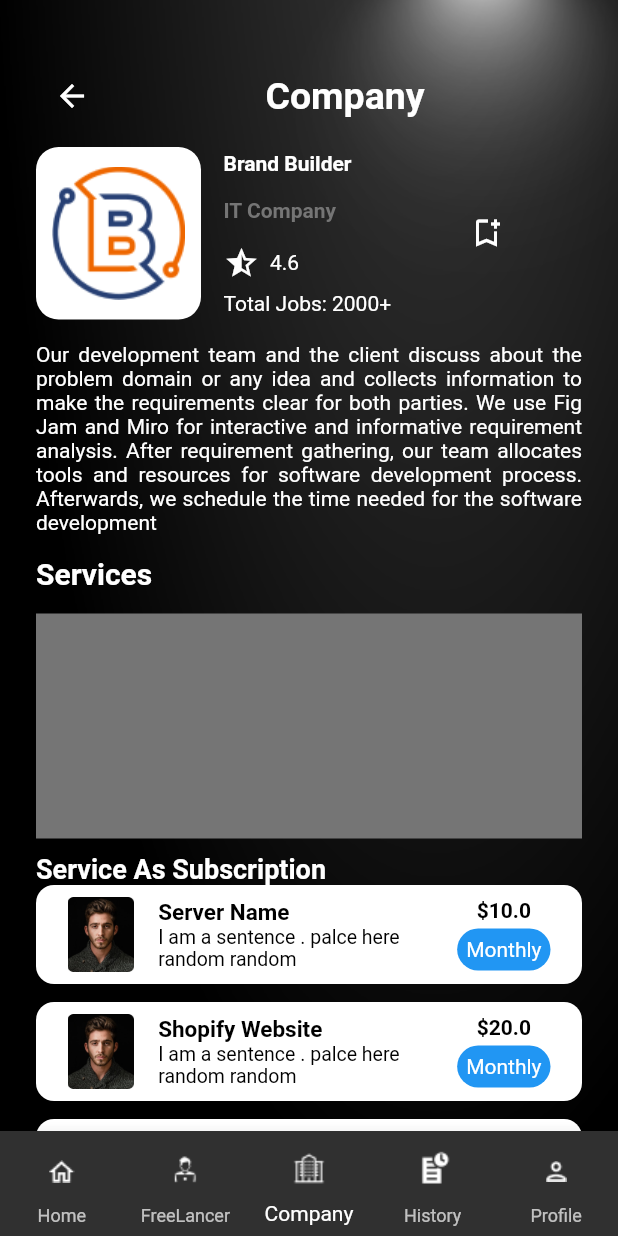
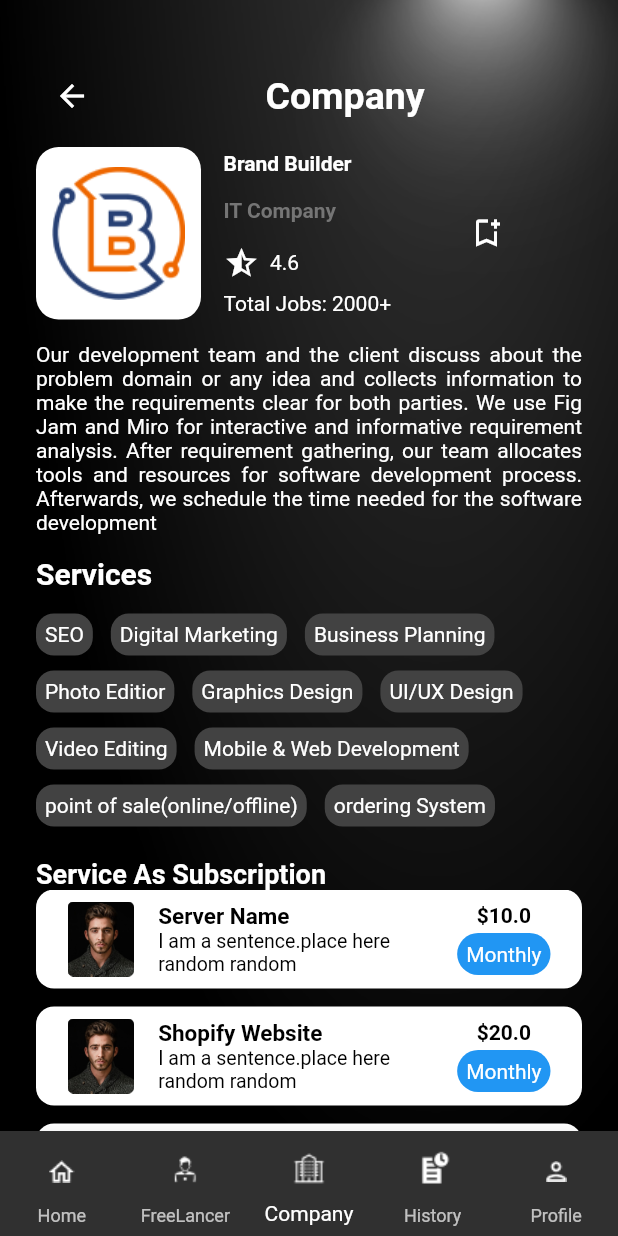
Before and after one commit to arunkc72/freelancerApp, a Flutter app: the screen it shows after launch, item 3 of the bottom bar chosen, on a phone screen of 412 x 824 dp. Run offline on Flutter 3.47's test engine with Material 2 defaults, Android fonts, the light colour scheme and no system bars; our stand-ins replace gradient_borders; missing offline and left inert: bulleted_list.

Commit message:
my part done

```diff
--- a/lib/pages/home_page.dart
+++ b/lib/pages/home_page.dart
@@ -170,7 +170,9 @@ class _HomePageState extends State<HomePage> {
             SizedBox(
               height: 15,
             ),
-            Container(
+            Padding(
+              padding: const EdgeInsets.only(left: 20.0),
+              child: Container(
                 height: 175,
                 child: ListView.builder(
                     scrollDirection: Axis.horizontal,
@@ -181,6 +183,7 @@ class _HomePageState extends State<HomePage> {
                         name: People[index][0],
                       );
                     }),
+              ),
             ),
             SizedBox(
               height: 15,
--- a/lib/pages/main_company_page.dart
+++ b/lib/pages/main_company_page.dart
@@ -134,11 +134,27 @@ class _MainCompanyPageState extends State<MainCompanyPage> {
                 height: 15,
               ),
               Container(
-                color: Colors.grey[600],
+                color: Colors.transparent,
                 height: 150,
+                child: Wrap(
+                  spacing: 12.0,
+                  runSpacing: 10.0,
+                  children: [
+                    servicesContainer(content: 'SEO'),
+                    servicesContainer(content: 'Digital Marketing'),
+                    servicesContainer(content: 'Business Planning'),
+                    servicesContainer(content: 'Photo Editior'),
+                    servicesContainer(content: 'Graphics Design'),
+                    servicesContainer(content: 'UI/UX Design'),
+                    servicesContainer(content: 'Video Editing'),
+                    servicesContainer(content: 'Mobile & Web Development'),
+                    servicesContainer(content: 'point of sale(online/offline)'),
+                    servicesContainer(content: 'ordering System'),
+                  ],
+                ),
               ),
               SizedBox(
-                height: 10,
+                height: 13,
               ),
               Text(
                 'Service As Subscription',
@@ -149,7 +165,6 @@ class _MainCompanyPageState extends State<MainCompanyPage> {
               ),
               Expanded(
                 child: ListView.builder(
-                    shrinkWrap: false,
                     itemCount: subsType.length,
                     itemBuilder: (context, index) {
                       return HomeVerticalTile(
@@ -165,3 +180,21 @@ class _MainCompanyPageState extends State<MainCompanyPage> {
     );
   }
 }
+
+class servicesContainer extends StatelessWidget {
+  final String content;
+
+  const servicesContainer({super.key, required this.content});
+
+  // const servicesContainer({super.key});
+
+  @override
+  Widget build(BuildContext context) {
+    return Container(
+      padding: EdgeInsets.all(6),
+      decoration: BoxDecoration(
+          color: Colors.grey[800], borderRadius: BorderRadius.circular(12)),
+      child: Text(content),
+    );
+  }
+}
--- a/lib/utils/homepage_horizontalTile.dart
+++ b/lib/utils/homepage_horizontalTile.dart
@@ -16,11 +16,13 @@ class HorizontalTile extends StatelessWidget {
       child: Container(
         height: 175,
         width: 150,
+        margin: EdgeInsets.only(right: 10),
         decoration: BoxDecoration(
+            borderRadius: BorderRadius.circular(15),
             image: DecorationImage(
-          image: AssetImage(imagePath),
-          fit: BoxFit.cover,
-        )),
+              image: AssetImage(imagePath),
+              fit: BoxFit.cover,
+            )),
         child: Column(
           mainAxisAlignment: MainAxisAlignment.end,
           children: [
--- a/lib/utils/homepage_upperHorizontalTile.dart
+++ b/lib/utils/homepage_upperHorizontalTile.dart
@@ -1,4 +1,6 @@
+import 'package:brandbuilder_flutter/utils/gradient_border.dart';
 import 'package:flutter/material.dart';
+import 'package:gradient_borders/gradient_borders.dart';
 
 class HomeHorizonalTile extends StatelessWidget {
   final bool isSelected;
@@ -24,14 +26,18 @@ class HomeHorizonalTile extends StatelessWidget {
           padding: EdgeInsets.all(9),
           decoration: BoxDecoration(
               border: isSelected
-                  ? Border.all(color: Colors.orange)
+                  ? GradientBoxBorder(
+                      gradient: LinearGradient(
+                        colors: [Color(0xff65F4CD), Color(0xff5A5BF3)],
+                      ),
+                    )
                   : Border.all(width: 0),
               borderRadius: isSelected
-                  ? BorderRadius.circular(12)
+                  ? BorderRadius.circular(20)
                   : BorderRadius.circular(0)),
           child: Text(
             jobType,
-            style: TextStyle(color: isSelected ? Colors.pink : Colors.white),
+            // style: TextStyle(color: isSelected ? Colors.pink : Colors.white),
           ),
         ),
       ),
--- a/lib/utils/homepage_verticalTile.dart
+++ b/lib/utils/homepage_verticalTile.dart
@@ -28,7 +28,7 @@ class HomeVerticalTile extends StatelessWidget {
           style: TextStyle(
               fontSize: 15, color: Colors.black, fontWeight: FontWeight.bold),
         ),
-        subtitle: Text('I am a sentence . palce here random random ',
+        subtitle: Text('I am a sentence.place here random random ',
             style: TextStyle(
               fontSize: 13,
               color: Colors.black,
--- a/pubspec.yaml
+++ b/pubspec.yaml
@@ -37,6 +37,7 @@ dependencies:
   cupertino_icons: ^1.0.2
   bulleted_list: ^0.0.1+0.1a
   flutter_svg: ^2.0.5
+  gradient_borders: ^1.0.0
 
 dev_dependencies:
   flutter_test:
```
Also changed, not shown: assets/images/person2.png, pubspec.lock. Lines whose indentation alone changed are shown as unchanged.
